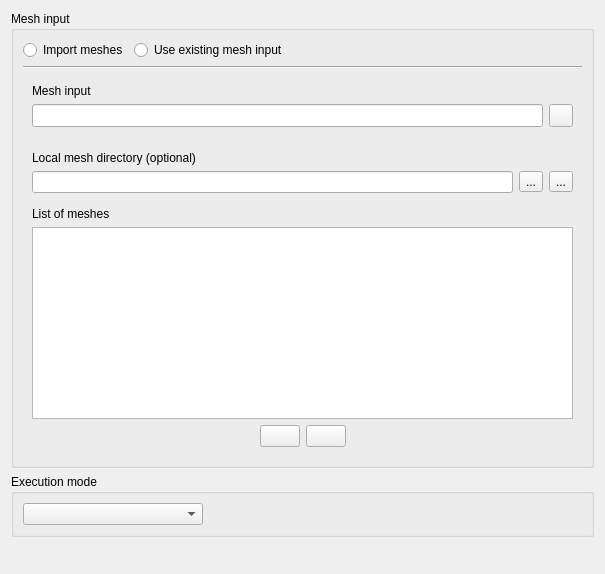
code-saturne/code_saturne, file gui/Pages/SolutionDomainForm.ui: the form before one commit.
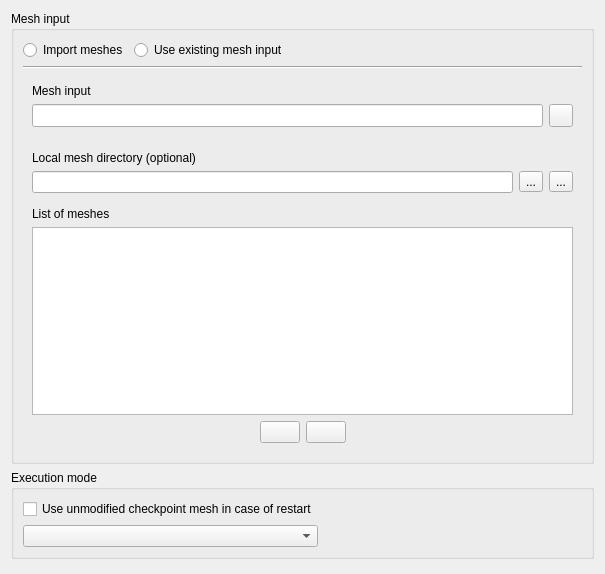
The form after the commit. Icons and pictures are not drawn.

Commit message:
Save mesh_input in restart by default.
Cherry-picked from commit 497e27bf on master.

To avoid using excess disk space when files are identical across
runs, use hard links where appropriate (and move mesh_output
to checkpoint/mesh_input upon checkpointing).

Diff of the .ui file:
```diff
--- a/gui/Pages/SolutionDomainForm.ui
+++ b/gui/Pages/SolutionDomainForm.ui
@@ -337,7 +337,7 @@
       <string>Execution mode</string>
      </property>
      <layout class="QGridLayout" name="gridLayout">
-      <item row="0" column="0">
+      <item row="1" column="0">
        <widget class="QComboBox" name="comboBoxRunType">
         <property name="minimumSize">
          <size>
@@ -347,7 +347,7 @@
         </property>
        </widget>
       </item>
-      <item row="0" column="1">
+      <item row="1" column="1">
        <spacer name="horizontalSpacer_2">
         <property name="orientation">
          <enum>Qt::Horizontal</enum>
@@ -360,6 +360,16 @@
         </property>
        </spacer>
       </item>
+      <item row="0" column="0">
+       <widget class="QCheckBox" name="checkBoxMeshRestart">
+        <property name="toolTip">
+         <string>&lt;html&gt;&lt;head/&gt;&lt;body&gt;&lt;p&gt;In case of restart, automatically use the mesh_input from the matching checkpoint,&lt;/p&gt;&lt;p&gt;and skip all preprocessing modifications.&lt;/p&gt;&lt;/body&gt;&lt;/html&gt;</string>
+        </property>
+        <property name="text">
+         <string>Use unmodified checkpoint mesh in case of restart</string>
+        </property>
+       </widget>
+      </item>
      </layout>
     </widget>
    </item>
```
The commit also changes 14 other files.
